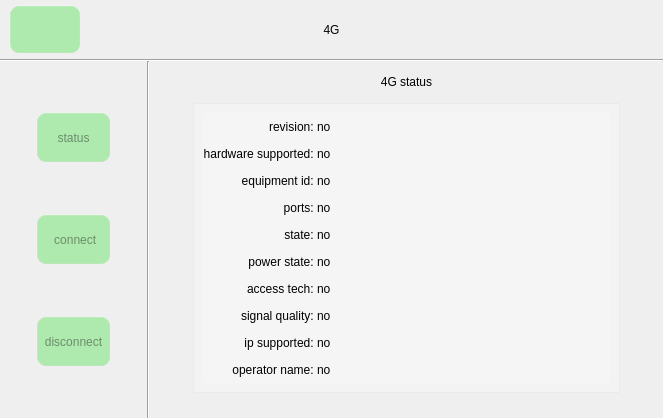
Above: sim_module.ui from jizizihe/baijie_demo before the change. Below: the same form after it.
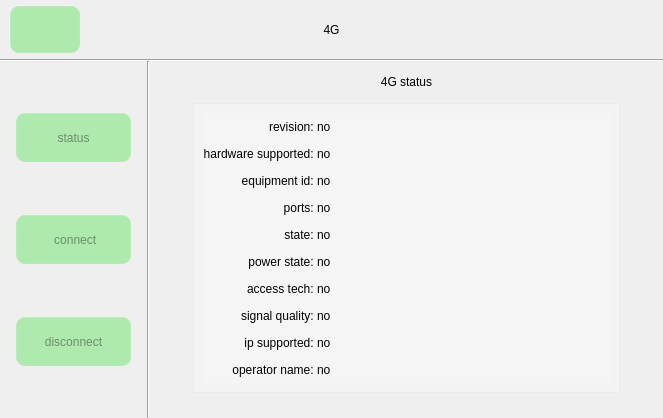
That is the form after the change. The open tabs and pages were chosen to show the change. Icons and pictures are not drawn. Custom widgets are drawn as their Qt base class.

What changed in the file:
```diff
--- a/sim_module.ui
+++ b/sim_module.ui
@@ -203,7 +203,7 @@
     <item row="2" column="0">
      <layout class="QHBoxLayout" name="horizontalLayout_4" stretch="2,0,7">
       <item>
-       <layout class="QHBoxLayout" name="horizontalLayout" stretch="1,0,1">
+       <layout class="QHBoxLayout" name="horizontalLayout" stretch="1,8,1">
         <property name="spacing">
          <number>0</number>
         </property>
```
Left out of the diff: 12 changed lines with no effect on the pictures.
